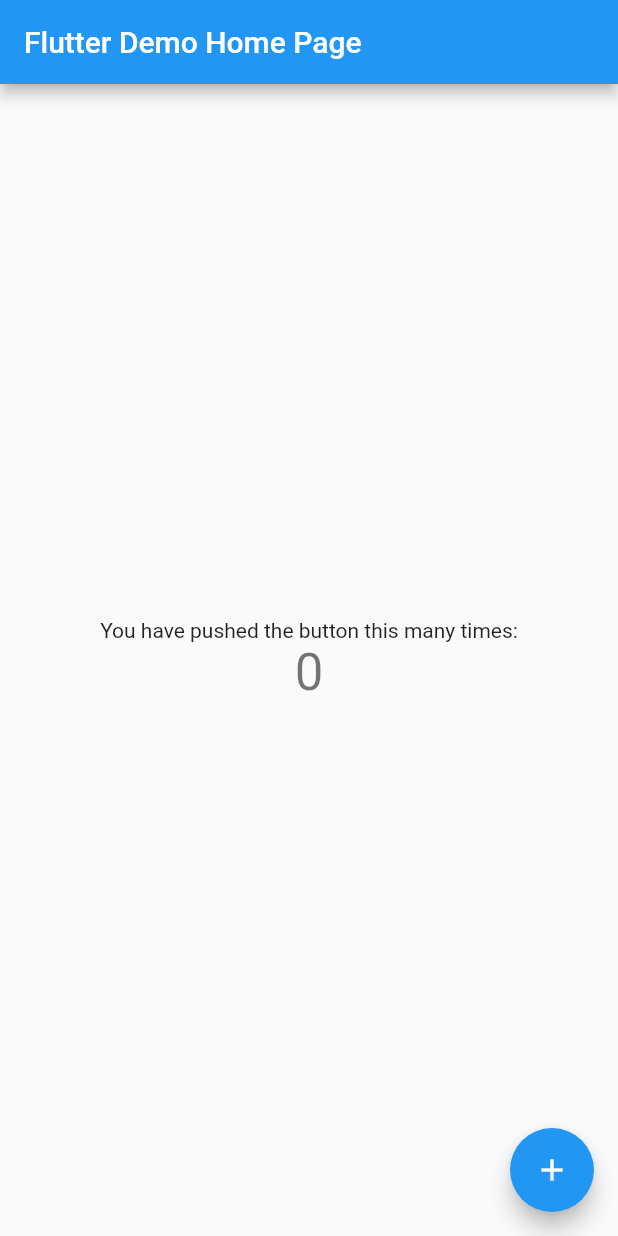
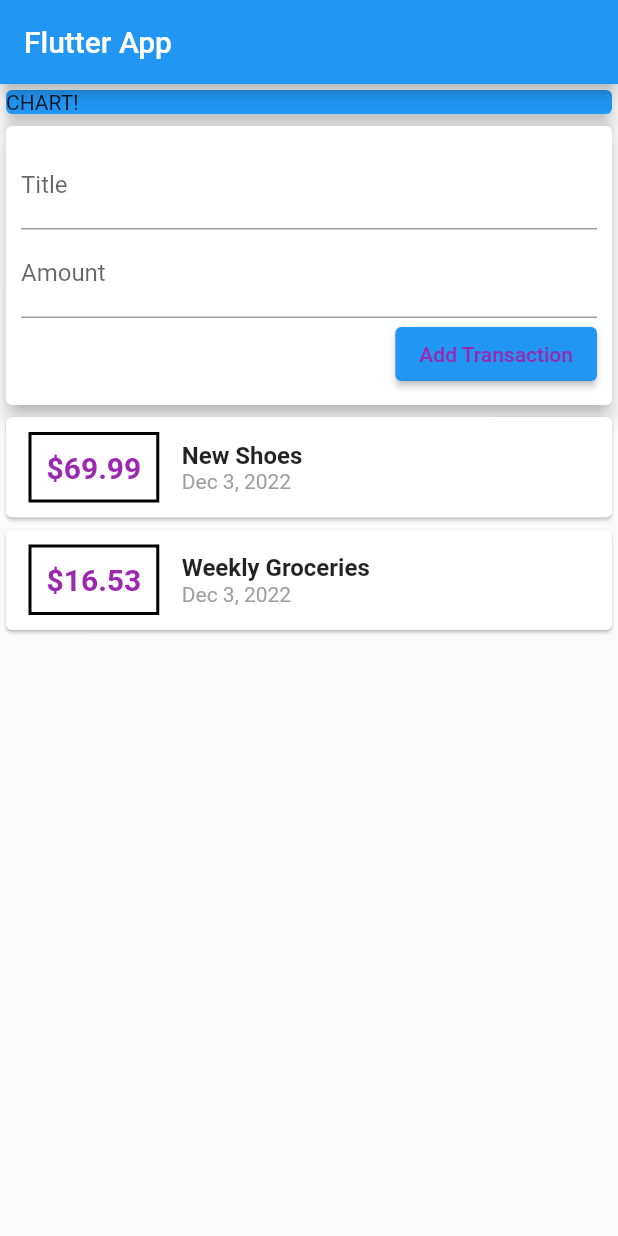
Before and after one commit to vicky5243/expenses_tracker, a Flutter app: the screen it shows after launch, on a phone screen of 412 x 824 dp. Run offline on Flutter 3.47's test engine with Material 2 defaults, Android fonts, the phone set to English and light mode, and no system bars.

Commit message:
Add transactions functionality

```diff
--- a/lib/main.dart
+++ b/lib/main.dart
@@ -1,3 +1,4 @@
+import 'package:expenses_tracker/widgets/user_transactions.dart';
 import 'package:flutter/material.dart';
 
 void main() {
@@ -13,103 +14,37 @@ class MyApp extends StatelessWidget {
     return MaterialApp(
       title: 'Flutter Demo',
       theme: ThemeData(
-        // This is the theme of your application.
-        //
-        // Try running your application with "flutter run". You'll see the
-        // application has a blue toolbar. Then, without quitting the app, try
-        // changing the primarySwatch below to Colors.green and then invoke
-        // "hot reload" (press "r" in the console where you ran "flutter run",
-        // or simply save your changes to "hot reload" in a Flutter IDE).
-        // Notice that the counter didn't reset back to zero; the application
-        // is not restarted.
         primarySwatch: Colors.blue,
       ),
-      home: const MyHomePage(title: 'Flutter Demo Home Page'),
+      home: MyHomePage(),
     );
   }
 }
 
-class MyHomePage extends StatefulWidget {
-  const MyHomePage({super.key, required this.title});
-
-  // This widget is the home page of your application. It is stateful, meaning
-  // that it has a State object (defined below) that contains fields that affect
-  // how it looks.
-
-  // This class is the configuration for the state. It holds the values (in this
-  // case the title) provided by the parent (in this case the App widget) and
-  // used by the build method of the State. Fields in a Widget subclass are
-  // always marked "final".
-
-  final String title;
-
-  @override
-  State<MyHomePage> createState() => _MyHomePageState();
-}
-
-class _MyHomePageState extends State<MyHomePage> {
-  int _counter = 0;
-
-  void _incrementCounter() {
-    setState(() {
-      // This call to setState tells the Flutter framework that something has
-      // changed in this State, which causes it to rerun the build method below
-      // so that the display can reflect the updated values. If we changed
-      // _counter without calling setState(), then the build method would not be
-      // called again, and so nothing would appear to happen.
-      _counter++;
-    });
-  }
-
+class MyHomePage extends StatelessWidget {
   @override
   Widget build(BuildContext context) {
-    // This method is rerun every time setState is called, for instance as done
-    // by the _incrementCounter method above.
-    //
-    // The Flutter framework has been optimized to make rerunning build methods
-    // fast, so that you can just rebuild anything that needs updating rather
-    // than having to individually change instances of widgets.
     return Scaffold(
       appBar: AppBar(
-        // Here we take the value from the MyHomePage object that was created by
-        // the App.build method, and use it to set our appbar title.
-        title: Text(widget.title),
+        title: const Text('Flutter App'),
       ),
-      body: Center(
-        // Center is a layout widget. It takes a single child and positions it
-        // in the middle of the parent.
+      body: SingleChildScrollView(
         child: Column(
-          // Column is also a layout widget. It takes a list of children and
-          // arranges them vertically. By default, it sizes itself to fit its
-          // children horizontally, and tries to be as tall as its parent.
-          //
-          // Invoke "debug painting" (press "p" in the console, choose the
-          // "Toggle Debug Paint" action from the Flutter Inspector in Android
-          // Studio, or the "Toggle Debug Paint" command in Visual Studio Code)
-          // to see the wireframe for each widget.
-          //
-          // Column has various properties to control how it sizes itself and
-          // how it positions its children. Here we use mainAxisAlignment to
-          // center the children vertically; the main axis here is the vertical
-          // axis because Columns are vertical (the cross axis would be
-          // horizontal).
-          mainAxisAlignment: MainAxisAlignment.center,
+          // mainAxisAlignment: MainAxisAlignment.start,
+          crossAxisAlignment: CrossAxisAlignment.stretch,
           children: <Widget>[
-            const Text(
-              'You have pushed the button this many times:',
+            Container(
+              width: double.infinity,
+              child: const Card(
+                color: Colors.blue,
+                elevation: 5,
+                child: Text('CHART!'),
+              ),
             ),
-            Text(
-              '$_counter',
-              style: Theme.of(context).textTheme.headline4,
-            ),
+            UserTransactions(),
           ],
         ),
       ),
-      floatingActionButton: FloatingActionButton(
-        onPressed: _incrementCounter,
-        tooltip: 'Increment',
-        child: const Icon(Icons.add),
-      ), // This trailing comma makes auto-formatting nicer for build methods.
     );
   }
 }
--- /dev/null
+++ b/lib/models/transaction.dart
@@ -0,0 +1,13 @@
+import 'package:flutter/foundation.dart';
+
+class Transaction {
+  final String id;
+  final String title;
+  final double amount;
+  final DateTime date;
+  Transaction(
+      {required this.id,
+      required this.title,
+      required this.amount,
+      required this.date});
+}
--- /dev/null
+++ b/lib/widgets/new_transaction.dart
@@ -0,0 +1,59 @@
+import 'package:flutter/material.dart';
+
+class NewTransaction extends StatelessWidget {
+  // var titleInput;
+  // var amountInput;
+  final titleController = TextEditingController();
+  final amountController = TextEditingController();
+
+  final Function addTransaction;
+
+  NewTransaction({super.key, required this.addTransaction});
+
+  @override
+  Widget build(BuildContext context) {
+    return Card(
+      elevation: 5,
+      child: Container(
+        padding: const EdgeInsets.all(10),
+        child: Column(
+          crossAxisAlignment: CrossAxisAlignment.end,
+          children: <Widget>[
+            TextField(
+              decoration: const InputDecoration(
+                labelText: 'Title',
+              ),
+              controller: titleController,
+              // onChanged: (val) {
+              //   titleInput = val;
+              // },
+            ),
+            TextField(
+              decoration: const InputDecoration(
+                labelText: 'Amount',
+              ),
+              controller: amountController,
+              // onChanged: (val) {
+              //   amountInput = val;
+              // },
+            ),
+            ElevatedButton(
+              onPressed: () {
+                addTransaction(
+                  titleController.text,
+                  double.parse(amountController.text),
+                );
+              },
+              child: const Text(
+                'Add Transaction',
+                style: TextStyle(
+                  color: Colors.purple,
+                ),
+              ),
+            )
+          ],
+        ),
+      ),
+    );
+  }
+}
--- /dev/null
+++ b/lib/widgets/transaction_list.dart
@@ -0,0 +1,65 @@
+import 'package:flutter/material.dart';
+import 'package:intl/intl.dart';
+
+import '../models/transaction.dart';
+
+class TransactionList extends StatelessWidget {
+  final List<Transaction> transactions;
+  TransactionList(this.transactions);
+  @override
+  Widget build(BuildContext context) {
+    return Container(
+      height: 300,
+      child: ListView.builder(
+        itemBuilder: (context, index) {
+          return Card(
+            child: Row(
+              children: <Widget>[
+                Container(
+                  margin: const EdgeInsets.symmetric(
+                    vertical: 10,
+                    horizontal: 15,
+                  ),
+                  decoration: BoxDecoration(
+                    border: Border.all(
+                      color: Colors.black,
+                      width: 2,
+                    ),
+                  ),
+                  padding: const EdgeInsets.all(10),
+                  child: Text(
+                    '\$${transactions[index].amount}',
+                    style: const TextStyle(
+                      fontWeight: FontWeight.bold,
+                      fontSize: 20,
+                      color: Colors.purple,
+                    ),
+                  ),
+                ),
+                Column(
+                  crossAxisAlignment: CrossAxisAlignment.start,
+                  children: [
+                    Text(
+                      transactions[index].title,
+                      style: const TextStyle(
+                        fontSize: 16,
+                        fontWeight: FontWeight.bold,
+                      ),
+                    ),
+                    Text(
+                      DateFormat.yMMMd().format(transactions[index].date),
+                      style: const TextStyle(
+                        color: Colors.grey,
+                      ),
+                    )
+                  ],
+                )
+              ],
+            ),
+          );
+        },
+        itemCount: transactions.length,
+      ),
+    );
+  }
+}
--- /dev/null
+++ b/lib/widgets/user_transactions.dart
@@ -0,0 +1,51 @@
+import 'package:expenses_tracker/models/transaction.dart';
+import 'package:flutter/material.dart';
+
+import 'package:expenses_tracker/widgets/new_transaction.dart';
+import 'package:expenses_tracker/widgets/transaction_list.dart';
+
+class UserTransactions extends StatefulWidget {
+  const UserTransactions({super.key});
+
+  @override
+  State<UserTransactions> createState() => _UserTransactionsState();
+}
+
+class _UserTransactionsState extends State<UserTransactions> {
+  final List<Transaction> _userTransactions = [
+    Transaction(
+      id: 't1',
+      title: 'New Shoes',
+      amount: 69.99,
+      date: DateTime.now(),
+    ),
+    Transaction(
+      id: 't2',
+      title: "Weekly Groceries",
+      amount: 16.53,
+      date: DateTime.now(),
+    ),
+  ];
+
+  void _addNewTransaction(String title, double amount) {
+    final newTransaction = Transaction(
+      id: DateTime.now().toString(),
+      title: title,
+      amount: amount,
+      date: DateTime.now(),
+    );
+    setState(() {
+      _userTransactions.add(newTransaction);
+    });
+  }
+
+  @override
+  Widget build(BuildContext context) {
+    return Column(
+      children: [
+        NewTransaction(addTransaction: _addNewTransaction),
+        TransactionList(_userTransactions),
+      ],
+    );
+  }
+}
--- a/pubspec.yaml
+++ b/pubspec.yaml
@@ -31,6 +31,7 @@ environment:
 dependencies:
   flutter:
     sdk: flutter
+  intl: ^0.17.0
 
 
   # The following adds the Cupertino Icons font to your application.
```
Also changed, not shown: pubspec.lock.
